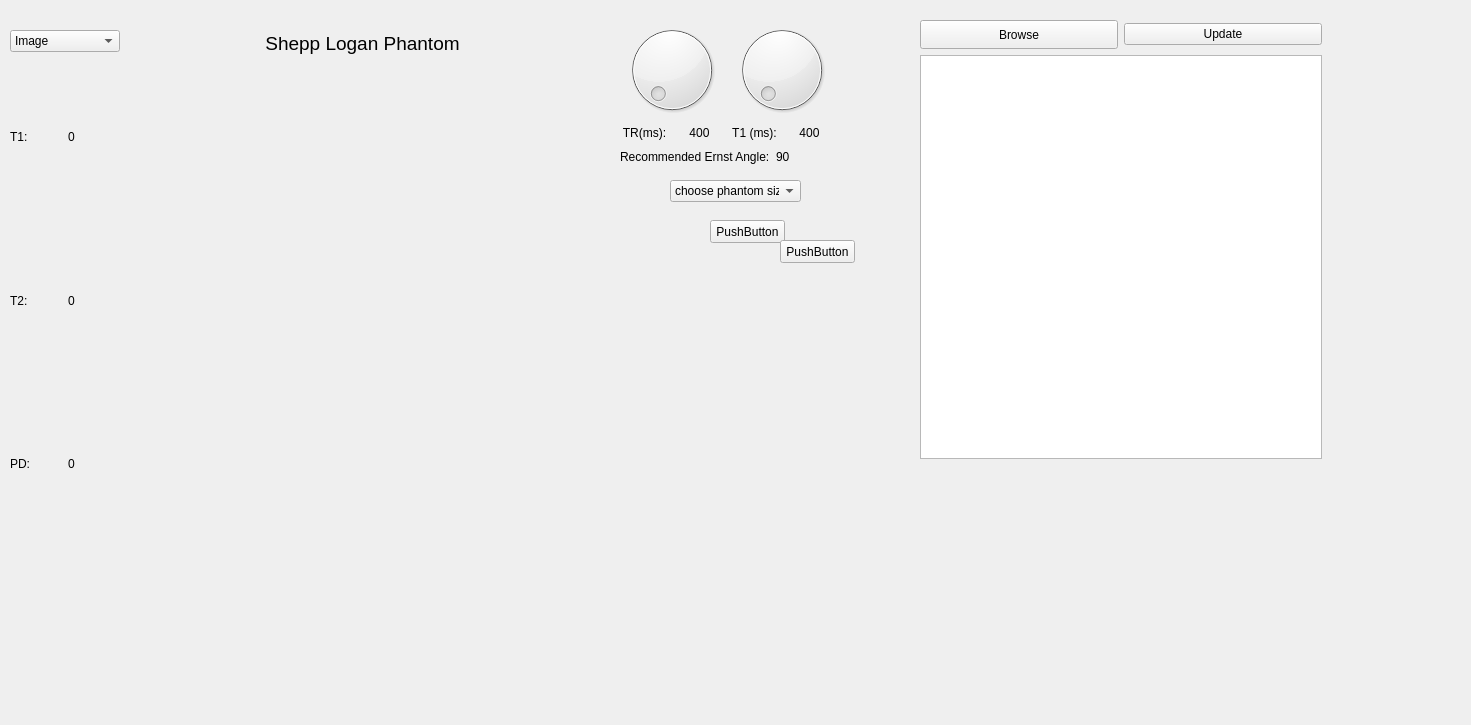
The window that mainWindow.ui (Abdelrahmanhassan1/MRI_Simulator_Python) describes before a commit, drawn with Qt 5.
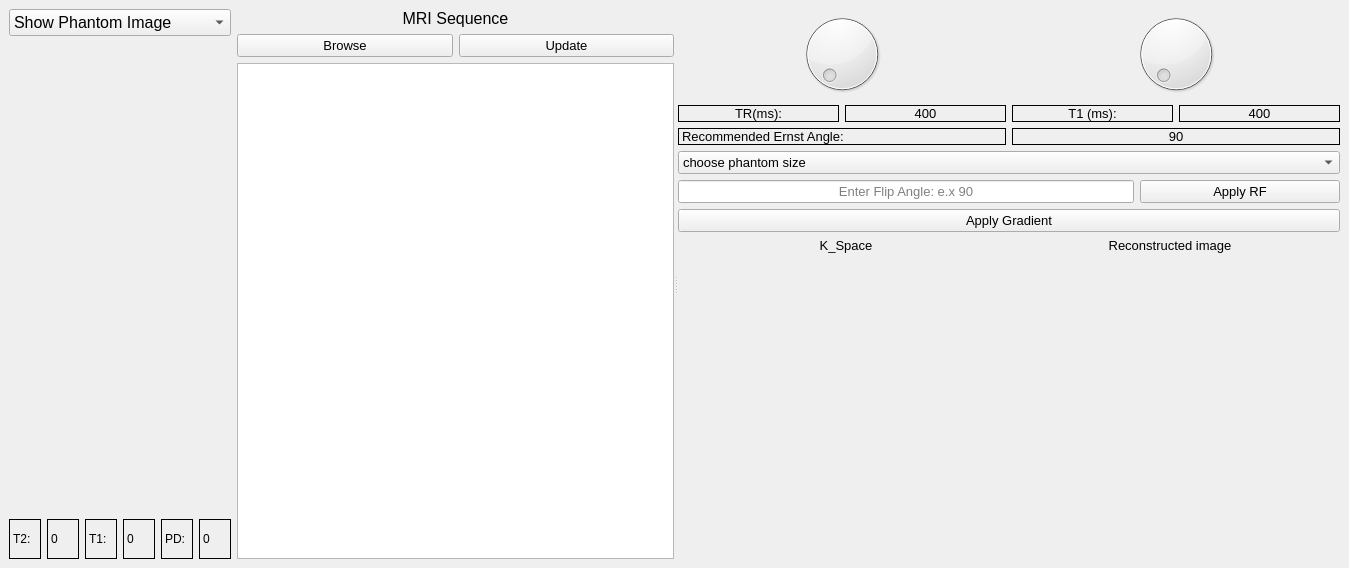
The same window after the commit. Custom widgets are drawn as their Qt base class.

```diff
--- a/mainWindow.ui
+++ b/mainWindow.ui
@@ -6,74 +6,88 @@
    <rect>
     <x>0</x>
     <y>0</y>
-    <width>1471</width>
-    <height>725</height>
+    <width>1349</width>
+    <height>568</height>
    </rect>
   </property>
+  <property name="minimumSize">
+   <size>
+    <width>1349</width>
+    <height>568</height>
+   </size>
+  </property>
   <property name="windowTitle">
    <string>MainWindow</string>
   </property>
   <widget class="QWidget" name="centralwidget">
-   <widget class="QWidget" name="layoutWidget">
-    <property name="geometry">
-     <rect>
-      <x>10</x>
-      <y>30</y>
-      <width>589</width>
-      <height>513</height>
-     </rect>
-    </property>
-    <layout class="QHBoxLayout" name="horizontalLayout_4">
+   <layout class="QHBoxLayout" name="horizontalLayout_13">
      <item>
-      <layout class="QVBoxLayout" name="verticalLayout_2">
+     <layout class="QHBoxLayout" name="horizontalLayout_12">
+      <item>
+       <layout class="QVBoxLayout" name="verticalLayout">
        <item>
         <widget class="QComboBox" name="comboBox">
+          <property name="font">
+           <font>
+            <pointsize>12</pointsize>
+           </font>
+          </property>
          <item>
           <property name="text">
-           <string>Image</string>
+            <string>Show Phantom Image</string>
           </property>
          </item>
          <item>
           <property name="text">
-           <string>T1 Weighted</string>
+            <string>Show  T1 Weighted Image</string>
           </property>
          </item>
          <item>
           <property name="text">
-           <string>T2 Weighted</string>
+            <string>Show T2 Weighted Image</string>
           </property>
          </item>
          <item>
           <property name="text">
-           <string>Proton Density</string>
+            <string>Show  PD Weighted Image</string>
           </property>
          </item>
         </widget>
        </item>
        <item>
-        <layout class="QVBoxLayout" name="verticalLayout_14">
-         <item>
-          <layout class="QHBoxLayout" name="horizontalLayout_8">
-           <item>
-            <widget class="QLabel" name="label">
-             <property name="text">
-              <string>T1:</string>
-             </property>
-            </widget>
-           </item>
-           <item>
-            <widget class="QLabel" name="label_4">
+         <widget class="QLabel" name="phantom_image_label">
+          <property name="minimumSize">
+           <size>
+            <width>0</width>
+            <height>0</height>
+           </size>
+          </property>
+          <property name="maximumSize">
+           <size>
+            <width>10000</width>
+            <height>10000</height>
+           </size>
+          </property>
              <property name="text">
-              <string>0</string>
+           <string/>
              </property>
             </widget>
            </item>
-          </layout>
-         </item>
+        <item>
+         <layout class="QHBoxLayout" name="horizontalLayout_4">
          <item>
           <layout class="QHBoxLayout" name="horizontalLayout_9">
            <item>
             <widget class="QLabel" name="label_2">
+              <property name="maximumSize">
+               <size>
+                <width>16777215</width>
+                <height>40</height>
+               </size>
+              </property>
+              <property name="styleSheet">
+               <string notr="true">border: 1px solid black;</string>
+              </property>
              <property name="text">
               <string>T2:</string>
              </property>
@@ -81,6 +95,51 @@
            </item>
            <item>
             <widget class="QLabel" name="label_5">
+              <property name="maximumSize">
+               <size>
+                <width>16777215</width>
+                <height>40</height>
+               </size>
+              </property>
+              <property name="styleSheet">
+               <string notr="true">border: 1px solid black;</string>
+              </property>
+              <property name="text">
+               <string>0</string>
+              </property>
+             </widget>
+            </item>
+           </layout>
+          </item>
+          <item>
+           <layout class="QHBoxLayout" name="horizontalLayout_8">
+            <item>
+             <widget class="QLabel" name="label">
+              <property name="maximumSize">
+               <size>
+                <width>16777215</width>
+                <height>40</height>
+               </size>
+              </property>
+              <property name="styleSheet">
+               <string notr="true">border: 1px solid black;</string>
+              </property>
+              <property name="text">
+               <string>T1:</string>
+              </property>
+             </widget>
+            </item>
+            <item>
+             <widget class="QLabel" name="label_4">
+              <property name="maximumSize">
+               <size>
+                <width>16777215</width>
+                <height>40</height>
+               </size>
+              </property>
+              <property name="styleSheet">
+               <string notr="true">border: 1px solid black;</string>
+              </property>
              <property name="text">
               <string>0</string>
              </property>
@@ -92,6 +151,15 @@
           <layout class="QHBoxLayout" name="horizontalLayout_10">
            <item>
             <widget class="QLabel" name="label_3">
+              <property name="maximumSize">
+               <size>
+                <width>16777215</width>
+                <height>40</height>
+               </size>
+              </property>
+              <property name="styleSheet">
+               <string notr="true">border: 1px solid black;</string>
+              </property>
              <property name="text">
               <string>PD:</string>
              </property>
@@ -99,170 +167,69 @@
            </item>
            <item>
             <widget class="QLabel" name="label_6">
-             <property name="text">
-              <string>0</string>
-             </property>
-            </widget>
-           </item>
-          </layout>
-         </item>
-        </layout>
-       </item>
-      </layout>
-     </item>
-     <item>
-      <layout class="QVBoxLayout" name="verticalLayout">
-       <item>
-        <widget class="QLabel" name="label_7">
-         <property name="font">
-          <font>
-           <pointsize>14</pointsize>
-          </font>
-         </property>
-         <property name="text">
-          <string>Shepp Logan Phantom</string>
-         </property>
-         <property name="alignment">
-          <set>Qt::AlignCenter</set>
-         </property>
-        </widget>
-       </item>
-       <item>
-        <widget class="QLabel" name="phantom_image_label">
-         <property name="minimumSize">
-          <size>
-           <width>480</width>
-           <height>480</height>
-          </size>
-         </property>
          <property name="maximumSize">
           <size>
-           <width>480</width>
-           <height>480</height>
-          </size>
-         </property>
+                <width>16777215</width>
+                <height>40</height>
+               </size>
+              </property>
+              <property name="styleSheet">
+               <string notr="true">border: 1px solid black;</string>
+              </property>
          <property name="text">
-          <string/>
+               <string>0</string>
          </property>
         </widget>
        </item>
       </layout>
      </item>
     </layout>
-   </widget>
-   <widget class="QComboBox" name="comboBox_2">
-    <property name="geometry">
-     <rect>
-      <x>670</x>
-      <y>180</y>
-      <width>131</width>
-      <height>22</height>
-     </rect>
-    </property>
-    <item>
-     <property name="text">
-      <string>choose phantom size</string>
-     </property>
-    </item>
-    <item>
-     <property name="text">
-      <string>16</string>
-     </property>
+        </item>
+       </layout>
     </item>
     <item>
-     <property name="text">
-      <string>32</string>
-     </property>
-    </item>
-    <item>
-     <property name="text">
-      <string>64</string>
-     </property>
-    </item>
-   </widget>
-   <widget class="QPushButton" name="pushButton">
-    <property name="geometry">
-     <rect>
-      <x>710</x>
-      <y>220</y>
-      <width>75</width>
-      <height>23</height>
-     </rect>
-    </property>
-    <property name="text">
-     <string>PushButton</string>
-    </property>
-   </widget>
-   <widget class="QLabel" name="k_space_label">
-    <property name="geometry">
-     <rect>
-      <x>700</x>
-      <y>310</y>
-      <width>171</width>
-      <height>151</height>
-     </rect>
-    </property>
-    <property name="text">
-     <string/>
-    </property>
-   </widget>
-   <widget class="QLabel" name="reconstructed_image_label">
-    <property name="geometry">
-     <rect>
-      <x>670</x>
-      <y>510</y>
-      <width>171</width>
-      <height>151</height>
-     </rect>
-    </property>
-    <property name="text">
-     <string/>
-    </property>
-   </widget>
-   <widget class="QPushButton" name="pushButton_2">
-    <property name="geometry">
-     <rect>
-      <x>780</x>
-      <y>240</y>
-      <width>75</width>
-      <height>23</height>
-     </rect>
-    </property>
-    <property name="text">
-     <string>PushButton</string>
-    </property>
-   </widget>
-   <widget class="QWidget" name="verticalLayoutWidget">
-    <property name="geometry">
-     <rect>
-      <x>440</x>
-      <y>600</y>
-      <width>160</width>
-      <height>80</height>
-     </rect>
-    </property>
-    <layout class="QVBoxLayout" name="verticalLayout_7"/>
-   </widget>
+       <widget class="QSplitter" name="splitter">
+        <property name="orientation">
+         <enum>Qt::Horizontal</enum>
+        </property>
    <widget class="QWidget" name="">
-    <property name="geometry">
-     <rect>
-      <x>920</x>
-      <y>20</y>
-      <width>402</width>
-      <height>439</height>
-     </rect>
-    </property>
     <layout class="QVBoxLayout" name="verticalLayout_3">
+          <item>
+           <widget class="QLabel" name="label_16">
+            <property name="maximumSize">
+             <size>
+              <width>16777215</width>
+              <height>40</height>
+             </size>
+            </property>
+            <property name="font">
+             <font>
+              <pointsize>12</pointsize>
+             </font>
+            </property>
+            <property name="text">
+             <string>MRI Sequence</string>
+            </property>
+            <property name="alignment">
+             <set>Qt::AlignCenter</set>
+            </property>
+           </widget>
+          </item>
      <item>
       <layout class="QHBoxLayout" name="horizontalLayout_2">
        <item>
         <widget class="QPushButton" name="browseFileBtn">
          <property name="minimumSize">
           <size>
-           <width>80</width>
-           <height>29</height>
-          </size>
-         </property>
+                <width>0</width>
+                <height>0</height>
+               </size>
+              </property>
+              <property name="font">
+               <font>
+                <pointsize>10</pointsize>
+               </font>
+              </property>
          <property name="text">
           <string>Browse</string>
          </property>
@@ -270,6 +237,11 @@
        </item>
        <item>
         <widget class="QPushButton" name="updateBtn">
+              <property name="font">
+               <font>
+                <pointsize>10</pointsize>
+               </font>
+              </property>
          <property name="text">
           <string>Update</string>
          </property>
@@ -285,19 +257,23 @@
          <height>400</height>
         </size>
        </property>
+            <property name="maximumSize">
+             <size>
+              <width>16777215</width>
+              <height>16777215</height>
+             </size>
+            </property>
       </widget>
      </item>
     </layout>
    </widget>
    <widget class="QWidget" name="">
-    <property name="geometry">
-     <rect>
-      <x>620</x>
-      <y>20</y>
-      <width>214</width>
-      <height>148</height>
-     </rect>
-    </property>
+         <layout class="QVBoxLayout" name="verticalLayout_9">
+          <item>
+           <layout class="QVBoxLayout" name="verticalLayout_2">
+            <item>
+             <layout class="QVBoxLayout" name="verticalLayout_8">
+              <item>
     <layout class="QVBoxLayout" name="verticalLayout_6">
      <item>
       <layout class="QHBoxLayout" name="horizontalLayout_6">
@@ -305,6 +281,12 @@
         <layout class="QVBoxLayout" name="verticalLayout_4">
          <item>
           <widget class="QDial" name="dial">
+                      <property name="minimumSize">
+                       <size>
+                        <width>0</width>
+                        <height>60</height>
+                       </size>
+                      </property>
            <property name="font">
             <font>
              <pointsize>6</pointsize>
@@ -322,6 +304,14 @@
           <layout class="QHBoxLayout" name="horizontalLayout">
            <item>
             <widget class="QLabel" name="label_10">
+                        <property name="font">
+                         <font>
+                          <pointsize>10</pointsize>
+                         </font>
+                        </property>
+                        <property name="styleSheet">
+                         <string notr="true">border: 1px solid black;</string>
+                        </property>
              <property name="text">
               <string>TR(ms):</string>
              </property>
@@ -332,6 +322,14 @@
            </item>
            <item>
             <widget class="QLabel" name="label_8">
+                        <property name="font">
+                         <font>
+                          <pointsize>10</pointsize>
+                         </font>
+                        </property>
+                        <property name="styleSheet">
+                         <string notr="true">border: 1px solid black;</string>
+                        </property>
              <property name="text">
               <string>400</string>
              </property>
@@ -348,6 +346,12 @@
         <layout class="QVBoxLayout" name="verticalLayout_5">
          <item>
           <widget class="QDial" name="dial_2">
+                      <property name="minimumSize">
+                       <size>
+                        <width>0</width>
+                        <height>60</height>
+                       </size>
+                      </property>
            <property name="font">
             <font>
              <pointsize>6</pointsize>
@@ -365,6 +369,14 @@
           <layout class="QHBoxLayout" name="horizontalLayout_3">
            <item>
             <widget class="QLabel" name="label_11">
+                        <property name="font">
+                         <font>
+                          <pointsize>10</pointsize>
+                         </font>
+                        </property>
+                        <property name="styleSheet">
+                         <string notr="true">border: 1px solid black;</string>
+                        </property>
              <property name="text">
               <string>T1 (ms):</string>
              </property>
@@ -375,6 +387,14 @@
            </item>
            <item>
             <widget class="QLabel" name="label_9">
+                        <property name="font">
+                         <font>
+                          <pointsize>10</pointsize>
+                         </font>
+                        </property>
+                        <property name="styleSheet">
+                         <string notr="true">border: 1px solid black;</string>
+                        </property>
              <property name="text">
               <string>400</string>
              </property>
@@ -393,6 +413,14 @@
       <layout class="QHBoxLayout" name="horizontalLayout_5">
        <item>
         <widget class="QLabel" name="label_12">
+                    <property name="font">
+                     <font>
+                      <pointsize>10</pointsize>
+                     </font>
+                    </property>
+                    <property name="styleSheet">
+                     <string notr="true">border: 1px solid black;</string>
+                    </property>
          <property name="text">
           <string>Recommended Ernst Angle:</string>
          </property>
@@ -400,15 +428,202 @@
        </item>
        <item>
         <widget class="QLabel" name="label_13">
+                    <property name="font">
+                     <font>
+                      <pointsize>10</pointsize>
+                     </font>
+                    </property>
+                    <property name="styleSheet">
+                     <string notr="true">border: 1px solid black;</string>
+                    </property>
          <property name="text">
           <string>90</string>
          </property>
+                    <property name="alignment">
+                     <set>Qt::AlignCenter</set>
+                    </property>
         </widget>
        </item>
       </layout>
      </item>
     </layout>
-   </widget>
+              </item>
+              <item>
+               <layout class="QVBoxLayout" name="verticalLayout_7">
+                <item>
+                 <widget class="QComboBox" name="comboBox_2">
+                  <property name="font">
+                   <font>
+                    <pointsize>10</pointsize>
+                   </font>
+                  </property>
+                  <item>
+                   <property name="text">
+                    <string>choose phantom size</string>
+                   </property>
+                  </item>
+                  <item>
+                   <property name="text">
+                    <string>16</string>
+                   </property>
+                  </item>
+                  <item>
+                   <property name="text">
+                    <string>32</string>
+                   </property>
+                  </item>
+                  <item>
+                   <property name="text">
+                    <string>64</string>
+                   </property>
+                  </item>
+                 </widget>
+                </item>
+                <item>
+                 <layout class="QHBoxLayout" name="horizontalLayout_7">
+                  <item>
+                   <widget class="QLineEdit" name="lineEdit">
+                    <property name="font">
+                     <font>
+                      <pointsize>10</pointsize>
+                     </font>
+                    </property>
+                    <property name="layoutDirection">
+                     <enum>Qt::LeftToRight</enum>
+                    </property>
+                    <property name="alignment">
+                     <set>Qt::AlignCenter</set>
+                    </property>
+                    <property name="placeholderText">
+                     <string>Enter Flip Angle: e.x 90</string>
+                    </property>
+                   </widget>
+                  </item>
+                  <item>
+                   <widget class="QPushButton" name="pushButton">
+                    <property name="minimumSize">
+                     <size>
+                      <width>200</width>
+                      <height>0</height>
+                     </size>
+                    </property>
+                    <property name="font">
+                     <font>
+                      <pointsize>10</pointsize>
+                     </font>
+                    </property>
+                    <property name="text">
+                     <string>Apply RF</string>
+                    </property>
+                   </widget>
+                  </item>
+                 </layout>
+                </item>
+               </layout>
+              </item>
+             </layout>
+            </item>
+            <item>
+             <widget class="QPushButton" name="pushButton_2">
+              <property name="font">
+               <font>
+                <pointsize>10</pointsize>
+               </font>
+              </property>
+              <property name="text">
+               <string>Apply Gradient</string>
+              </property>
+             </widget>
+            </item>
+           </layout>
+          </item>
+          <item>
+           <layout class="QHBoxLayout" name="horizontalLayout_11">
+            <item>
+             <layout class="QVBoxLayout" name="verticalLayout_10">
+              <item>
+               <widget class="QLabel" name="label_14">
+                <property name="font">
+                 <font>
+                  <pointsize>10</pointsize>
+                 </font>
+                </property>
+                <property name="text">
+                 <string>K_Space</string>
+                </property>
+                <property name="alignment">
+                 <set>Qt::AlignCenter</set>
+                </property>
+               </widget>
+              </item>
+              <item>
+               <widget class="QLabel" name="k_space_label">
+                <property name="minimumSize">
+                 <size>
+                  <width>300</width>
+                  <height>300</height>
+                 </size>
+                </property>
+                <property name="maximumSize">
+                 <size>
+                  <width>300</width>
+                  <height>300</height>
+                 </size>
+                </property>
+                <property name="text">
+                 <string/>
+                </property>
+               </widget>
+              </item>
+             </layout>
+            </item>
+            <item>
+             <layout class="QVBoxLayout" name="verticalLayout_12">
+              <item>
+               <widget class="QLabel" name="label_15">
+                <property name="font">
+                 <font>
+                  <pointsize>10</pointsize>
+                 </font>
+                </property>
+                <property name="text">
+                 <string>Reconstructed image</string>
+                </property>
+                <property name="alignment">
+                 <set>Qt::AlignCenter</set>
+                </property>
+               </widget>
+              </item>
+              <item>
+               <widget class="QLabel" name="reconstructed_image_label">
+                <property name="minimumSize">
+                 <size>
+                  <width>300</width>
+                  <height>300</height>
+                 </size>
+                </property>
+                <property name="maximumSize">
+                 <size>
+                  <width>300</width>
+                  <height>300</height>
+                 </size>
+                </property>
+                <property name="text">
+                 <string/>
+                </property>
+               </widget>
+              </item>
+             </layout>
+            </item>
+           </layout>
+          </item>
+         </layout>
+        </widget>
+       </widget>
+      </item>
+     </layout>
+    </item>
+   </layout>
   </widget>
  </widget>
  <customwidgets>
```
Lines whose indentation alone changed are shown as unchanged.
